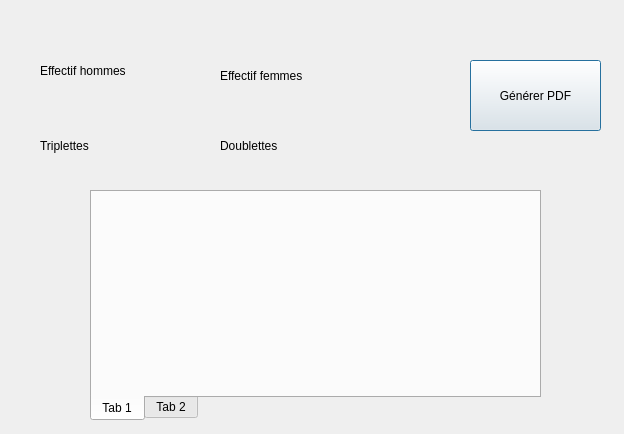
This is contestgenerate.ui in LeVirus/Concour as Qt 5 draws it before an edit. The edited form follows.
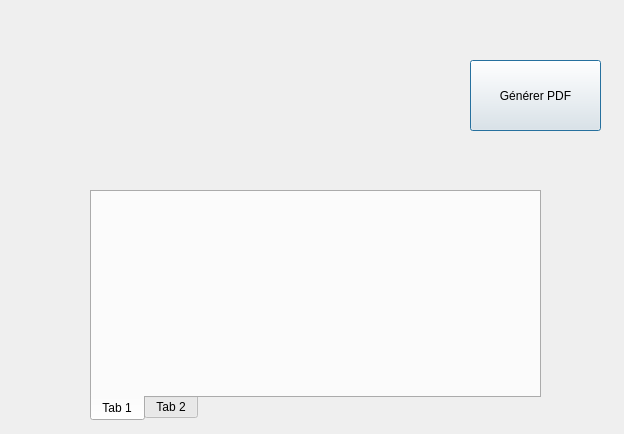
This is the edited form.

Commit message: Empty label for concour monte.

What changed in the file:
```diff
--- a/contestgenerate.ui
+++ b/contestgenerate.ui
@@ -23,7 +23,7 @@
     </rect>
    </property>
    <property name="text">
-    <string>Effectif hommes</string>
+    <string/>
    </property>
   </widget>
   <widget class="QLabel" name="label_2">
@@ -36,7 +36,7 @@
     </rect>
    </property>
    <property name="text">
-    <string>Effectif femmes</string>
+    <string/>
    </property>
   </widget>
   <widget class="QLabel" name="label_3">
@@ -49,7 +49,7 @@
     </rect>
    </property>
    <property name="text">
-    <string>Triplettes</string>
+    <string/>
    </property>
   </widget>
   <widget class="QLabel" name="label_4">
@@ -62,7 +62,7 @@
     </rect>
    </property>
    <property name="text">
-    <string>Doublettes</string>
+    <string/>
    </property>
   </widget>
   <widget class="QTabWidget" name="tabWidget">
```
